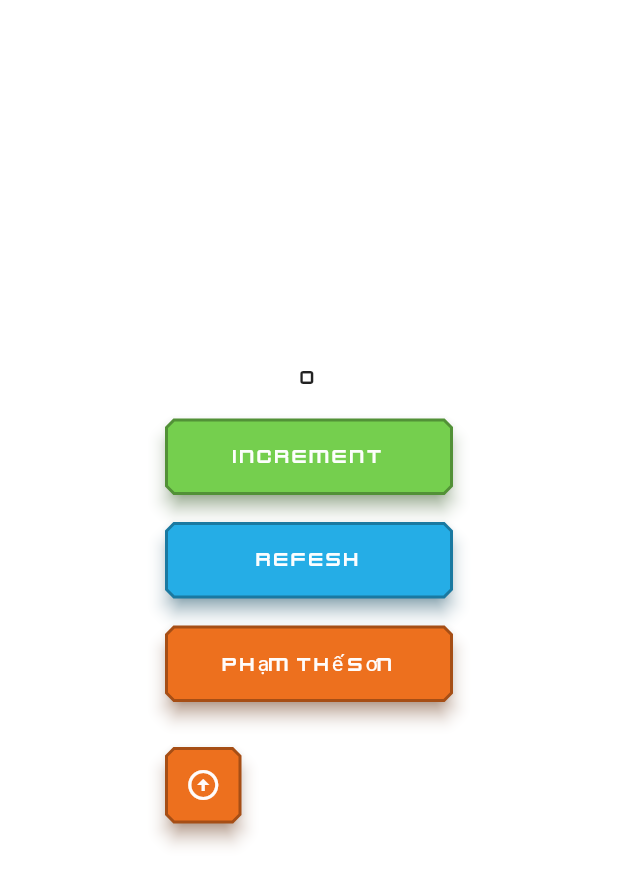
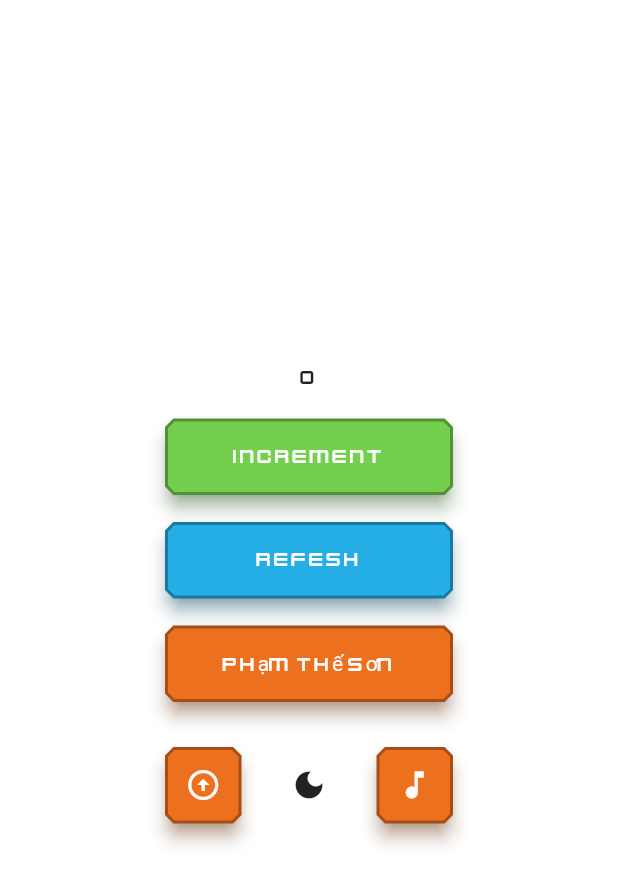
Before and after one commit to SonPham1501/GAME_TETRIS, a Flutter app: the screen it shows after launch, on a phone screen of 412 x 824 dp. Shown: the top 885 px of the screen. Run offline on Flutter 3.47's test engine with Material 2 defaults, Android fonts, the phone set to English and light mode, and no system bars; our stand-ins replace flex_color_scheme, flutter_hooks, flutter_riverpod, hive, hive_flutter, hooks_riverpod and 1 more; missing offline and left inert: flutter_portal; accounts and stored records are empty.

Commit message:
theme app bar

```diff
--- a/lib/widgets/theme_setting_bar.dart
+++ b/lib/widgets/theme_setting_bar.dart
@@ -2,6 +2,8 @@ import 'package:flutter/material.dart';
 import 'package:flutter_hooks/flutter_hooks.dart';
 import 'package:flutter_portal/flutter_portal.dart';
 import 'package:game_tetris/features/playboard/playboard.dart';
+import 'package:game_tetris/material/app_setting/app_setting_controller.dart';
+import 'package:game_tetris/material/audios/general_audio_controller.dart';
 import 'package:game_tetris/widgets/buttons/buttons.dart';
 import 'package:hooks_riverpod/hooks_riverpod.dart';
 
@@ -16,7 +18,12 @@ class ThemeSettingBar extends HookConsumerWidget {
 
   @override
   Widget build(BuildContext context, WidgetRef ref) {
+    final playboardInfoController = ref.watch(playboardInfoControllerProvider.notifier);
     final playboardDefaultColor = ref.watch(playboardInfoControllerProvider.select((value) => value.buttonColors));
+    final appSettingController = ref.watch(appSettingControllerProvider.notifier);
+    final isDark = ref.watch(appSettingControllerProvider.select((value) => value.isDarkTheme));
+    final audioController = ref.watch(generalAudioControllerProvider.notifier);
+    final isMute = ref.watch(generalAudioControllerProvider.select((value) => value.isMuted));
     final isColorPickerExpand = useState(false);
     final isPreCloseColorPicker = useState(false);
     return Padding(
@@ -57,13 +64,22 @@ class ThemeSettingBar extends HookConsumerWidget {
                             child: child!,
                           );
                         },
+                        child: Padding(
+                          padding: EdgeInsets.only(
+                            bottom: color.index == ButtonColors.values.length -1
+                              ? 0
+                              : 8,
+                            left: (190 - 49 * 3) / 2,
+                          ),
                           child: IgnorePointer(
                             ignoring: isPreCloseColorPicker.value,
                             child: GameButton(
                               key: ValueKey('color-${color.index}'),
                               color: color,
-                            onPressed: () {  },
+                              size: ButtonSize.square,
+                              onPressed: () => playboardInfoController.buttonColors = color,
                               child: Text(color.name[0].toUpperCase()),
+                            ),
                           ),
                         ),
                       );
@@ -93,6 +109,30 @@ class ThemeSettingBar extends HookConsumerWidget {
                     : const Icon(Icons.arrow_circle_down_outlined),
                 ),
               ),
+              SizedBox(
+                width: 49,
+                height: 49,
+                child: IconButton(
+                  onPressed: () => appSettingController.isDarkTheme = !isDark,
+                  icon: AnimatedSwitcher(
+                    duration: const Duration(milliseconds: 3000),
+                    transitionBuilder: (child, animation) {
+                      return FadeTransition(opacity: animation, child: child);
+                    },
+                    child: isDark
+                      ? const Icon(Icons.light_mode)
+                      : const Icon(Icons.dark_mode),
+                  ),
+                ),
+              ),
+              GameButton(
+                color: playboardDefaultColor,
+                size: ButtonSize.square,
+                child: isMute
+                  ? const Icon(Icons.music_off)
+                  : const Icon(Icons.music_note),
+                onPressed: () => audioController.isMuted = !isMute,
+              ),
             ],
           ),
         ),
```
Lines whose indentation alone changed are shown as unchanged.
